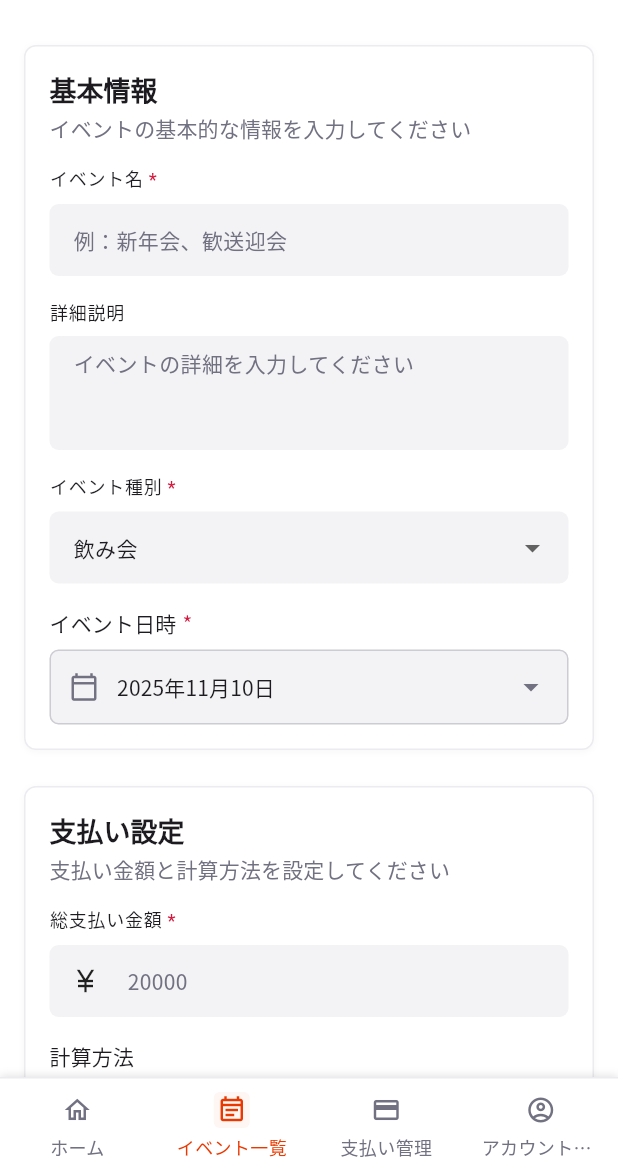
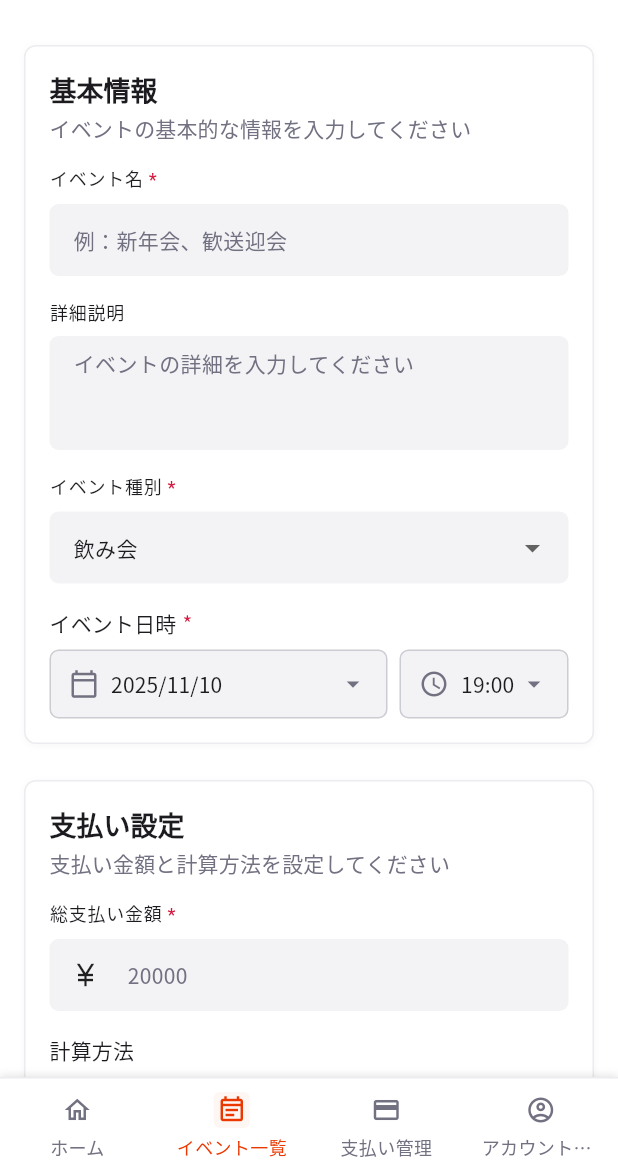
Before and after one commit to yuuu0702/shiharainu, a Flutter app: the EventCreationPage screen opened by its route, on a phone screen of 412 x 824 dp, the part 63-1236 px from its top. Run offline on Flutter 3.47's test engine with Material 3 defaults, Android fonts, the phone set to English and light mode, and no system bars; our stand-ins replace cloud_firestore, firebase_auth, firebase_core, flutter_hooks, freezed_annotation, go_router and 2 more; accounts and stored records are empty.

Commit message:
feat: イベント作成機能にEventTypeと時刻選択を追加
- EventModelにEventType enumを追加（飲み会、歓送迎会、忘年会・新年会、その他）
- CreateEventParamsにeventTypeフィールドを追加
- EventCreationPageで日付と時刻を個別に選択可能に変更
- 時刻選択にTimePickerを実装（デフォルト19:00）
- イベント種別の選択UIをEventType enumに対応
- EventServiceでeventTypeをFirestoreに保存

🤖 Generated with [Claude Code](https://claude.ai/code)

Co-Authored-By: Claude <noreply@anthropic.com>

```diff
--- a/lib/pages/event_creation_page.dart
+++ b/lib/pages/event_creation_page.dart
@@ -18,9 +18,10 @@ class _EventCreationPageState extends State<EventCreationPage> {
   final _descriptionController = TextEditingController();
   final _totalAmountController = TextEditingController();
 
-  String _eventType = 'drinking_party';
+  EventType _eventType = EventType.drinkingParty;
   String _calculationMethod = 'equal';
   DateTime _selectedDate = DateTime.now().add(const Duration(days: 7));
+  TimeOfDay _selectedTime = const TimeOfDay(hour: 19, minute: 0); // デフォルト19:00
   bool _isLoading = false;
   String? _errorMessage;
 
@@ -74,10 +75,20 @@ class _EventCreationPageState extends State<EventCreationPage> {
           ? PaymentType.equal
           : PaymentType.proportional;
 
+      // 日付と時刻を組み合わせる
+      final eventDateTime = DateTime(
+        _selectedDate.year,
+        _selectedDate.month,
+        _selectedDate.day,
+        _selectedTime.hour,
+        _selectedTime.minute,
+      );
+
       final params = CreateEventParams(
         title: eventName,
         description: description,
-        date: _selectedDate,
+        eventType: _eventType,
+        date: eventDateTime,
         totalAmount: totalAmount,
         paymentType: paymentType,
       );
@@ -149,24 +160,24 @@ class _EventCreationPageState extends State<EventCreationPage> {
                     maxLines: 5,
                   ),
                   const SizedBox(height: AppTheme.spacing16),
-                  AppSelect<String>(
+                  AppSelect<EventType>(
                     label: 'イベント種別',
                     value: _eventType,
                     isRequired: true,
                     items: const [
                       DropdownMenuItem(
-                        value: 'drinking_party',
+                        value: EventType.drinkingParty,
                         child: Text('飲み会'),
                       ),
                       DropdownMenuItem(
-                        value: 'welcome_party',
+                        value: EventType.welcomeParty,
                         child: Text('歓送迎会'),
                       ),
                       DropdownMenuItem(
-                        value: 'year_end_party',
+                        value: EventType.yearEndParty,
                         child: Text('忘年会・新年会'),
                       ),
-                      DropdownMenuItem(value: 'other', child: Text('その他')),
+                      DropdownMenuItem(value: EventType.other, child: Text('その他')),
                     ],
                     onChanged: (value) {
                       if (value != null) {
@@ -177,7 +188,7 @@ class _EventCreationPageState extends State<EventCreationPage> {
                     },
                   ),
                   const SizedBox(height: AppTheme.spacing16),
-                  // 日付選択
+                  // 日付・時刻選択
                   Column(
                     crossAxisAlignment: CrossAxisAlignment.start,
                     children: [
@@ -194,7 +205,12 @@ class _EventCreationPageState extends State<EventCreationPage> {
                         ],
                       ),
                       const SizedBox(height: AppTheme.spacing8),
-                      InkWell(
+                      Row(
+                        children: [
+                          // 日付選択
+                          Expanded(
+                            flex: 2,
+                            child: InkWell(
                               onTap: () async {
                                 final date = await showDatePicker(
                                   context: context,
@@ -230,19 +246,76 @@ class _EventCreationPageState extends State<EventCreationPage> {
                                       size: 20,
                                       color: AppTheme.mutedForeground,
                                     ),
-                              const SizedBox(width: AppTheme.spacing12),
-                              Text(
-                                '${_selectedDate.year}年${_selectedDate.month}月${_selectedDate.day}日',
+                                    const SizedBox(width: AppTheme.spacing8),
+                                    Expanded(
+                                      child: Text(
+                                        '${_selectedDate.year}/${_selectedDate.month}/${_selectedDate.day}',
                                         style: AppTheme.bodyMedium,
                                       ),
-                              const Spacer(),
+                                    ),
                                     Icon(
                                       Icons.arrow_drop_down,
+                                      size: 20,
                                       color: AppTheme.mutedForeground,
                                     ),
                                   ],
                                 ),
                               ),
+                            ),
+                          ),
+                          const SizedBox(width: AppTheme.spacing8),
+                          // 時刻選択
+                          Expanded(
+                            child: InkWell(
+                              onTap: () async {
+                                final time = await showTimePicker(
+                                  context: context,
+                                  initialTime: _selectedTime,
+                                );
+                                if (time != null) {
+                                  setState(() {
+                                    _selectedTime = time;
+                                  });
+                                }
+                              },
+                              child: Container(
+                                padding: const EdgeInsets.all(AppTheme.spacing12),
+                                decoration: BoxDecoration(
+                                  color: AppTheme.inputBackground,
+                                  borderRadius: BorderRadius.circular(
+                                    AppTheme.radiusSmall,
+                                  ),
+                                  border: Border.all(
+                                    color: AppTheme.mutedForeground.withValues(
+                                      alpha: 0.3,
+                                    ),
+                                  ),
+                                ),
+                                child: Row(
+                                  children: [
+                                    Icon(
+                                      Icons.access_time,
+                                      size: 20,
+                                      color: AppTheme.mutedForeground,
+                                    ),
+                                    const SizedBox(width: AppTheme.spacing8),
+                                    Expanded(
+                                      child: Text(
+                                        '${_selectedTime.hour.toString().padLeft(2, '0')}:${_selectedTime.minute.toString().padLeft(2, '0')}',
+                                        style: AppTheme.bodyMedium,
+                                      ),
+                                    ),
+                                    Icon(
+                                      Icons.arrow_drop_down,
+                                      size: 20,
+                                      color: AppTheme.mutedForeground,
+                                    ),
+                                  ],
+                                ),
+                              ),
+                            ),
+                          ),
+                        ],
                       ),
                     ],
                   ),
--- a/lib/shared/models/event_model.dart
+++ b/lib/shared/models/event_model.dart
@@ -12,6 +12,18 @@ enum EventStatus {
   active, // 進行中
   @JsonValue('completed')
   completed, // 完了
+}
+
+/// イベント種別
+enum EventType {
+  @JsonValue('drinking_party')
+  drinkingParty, // 飲み会
+  @JsonValue('welcome_party')
+  welcomeParty, // 歓送迎会
+  @JsonValue('year_end_party')
+  yearEndParty, // 忘年会・新年会
+  @JsonValue('other')
+  other, // その他
 }
 
 /// 支払い方法
@@ -29,6 +41,7 @@ class EventModel with _$EventModel {
     required String id,
     required String title,
     required String description,
+    @Default(EventType.other) EventType eventType, // イベント種別
     @TimestampConverter() required DateTime date,
     required List<String> organizerIds, // 複数の主催者をサポート
     @Default(0.0) double totalAmount,
--- a/lib/shared/services/event_service.dart
+++ b/lib/shared/services/event_service.dart
@@ -11,6 +11,7 @@ import 'package:shiharainu/shared/utils/app_logger.dart';
 class CreateEventParams {
   final String title;
   final String description;
+  final EventType eventType;
   final DateTime date;
   final double totalAmount;
   final PaymentType paymentType;
@@ -18,6 +19,7 @@ class CreateEventParams {
   const CreateEventParams({
     required this.title,
     required this.description,
+    required this.eventType,
     required this.date,
     required this.totalAmount,
     required this.paymentType,
@@ -75,6 +77,7 @@ class EventService {
         id: eventRef.id,
         title: params.title,
         description: params.description,
+        eventType: params.eventType,
         date: params.date,
         organizerIds: [user.uid], // 作成者を主催者として設定
         totalAmount: params.totalAmount,
```
Also changed, not shown: .claude/settings.local.json, lib/shared/models/event_model.freezed.dart, lib/shared/models/event_model.g.dart. Lines whose indentation alone changed are shown as unchanged.
